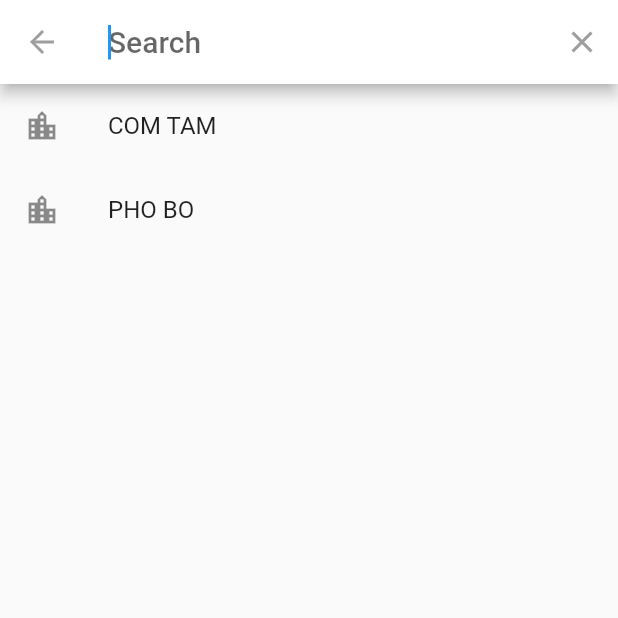
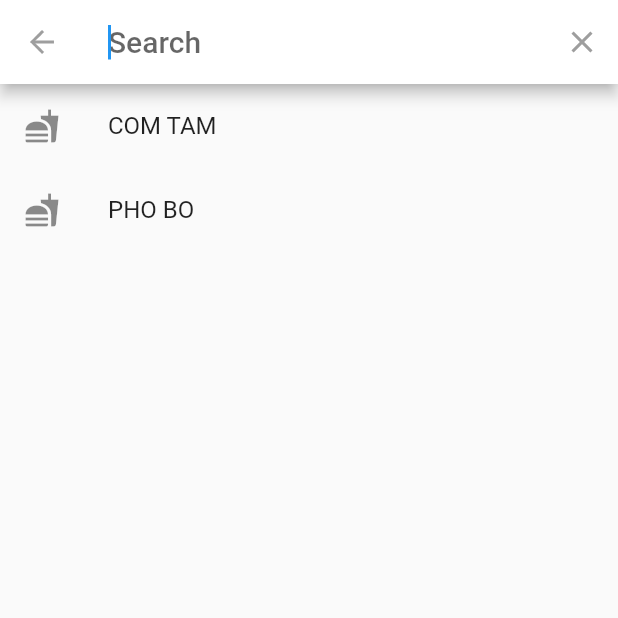
Before and after one commit to anlv-dev/carb_tracker, a Flutter app: the SearchPageExample screen opened directly, after a tap on the "search" icon, on a phone screen of 412 x 824 dp, the top half of it. Run offline on Flutter 3.47's test engine with Material 2 defaults, Android fonts, the phone set to English and light mode, and no system bars; our stand-ins replace percent_indicator.

```diff
--- a/lib/models/foods.dart
+++ b/lib/models/foods.dart
@@ -15,5 +15,9 @@ class Foods {
     Foods(5, 'Cơm tấm', 'BAT', 87, 'X'),
     Foods(6, 'Xôi bắp', 'BAT', 51.3, 'X'),
     Foods(7, 'Xôi đậu', 'BAT', 91.7, 'X'),
+    Foods(8, 'Phở', 'BAT', 59.3, 'X'),
+    Foods(9, 'Miến nước', 'BAT', 100.2, 'X'),
+    Foods(10, 'Mì nước', 'BAT', 66.4, 'X'),
+    Foods(11, 'Mì xào', 'BAT', 51.6, 'X'),
   ];
 }
--- a/lib/screens/search_delegate.dart
+++ b/lib/screens/search_delegate.dart
@@ -97,7 +97,7 @@ class DataSearch extends SearchDelegate<String> {
           showResults(context);
           print(cities.indexOf(query));
         },
-        leading: Icon(Icons.location_city),
+        leading: Icon(Icons.fastfood),
         title: Text(suggestionList[index]),
       ),
     );
```
